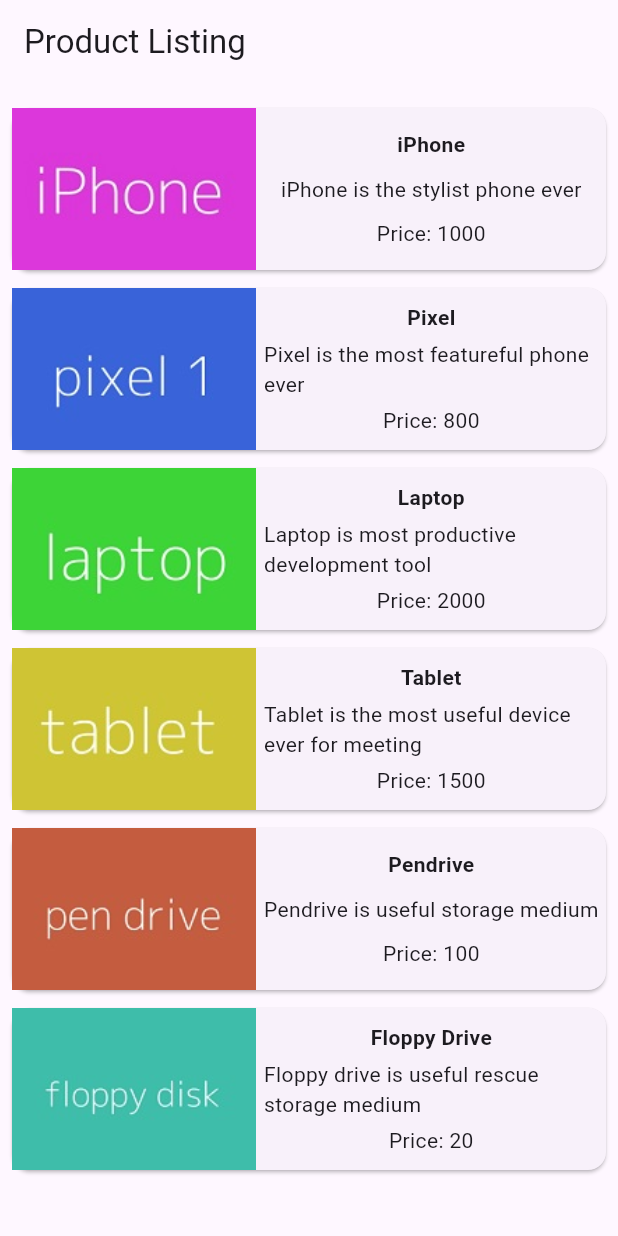
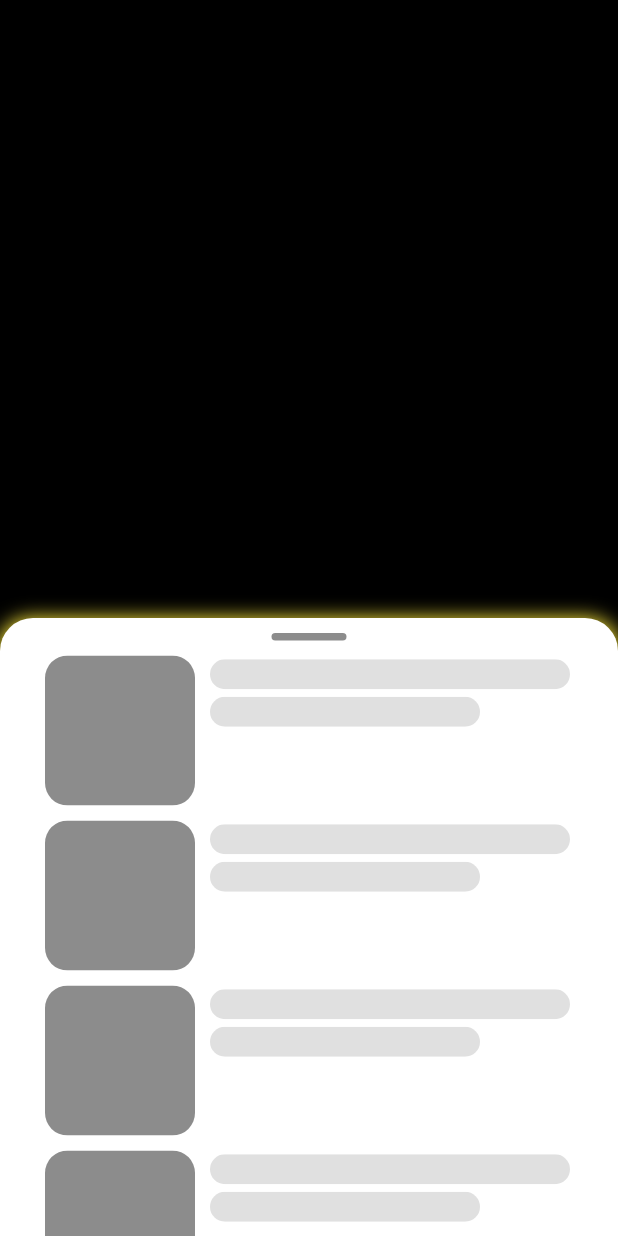
Before and after one commit to MinhPhu1999/flutter_tut, a Flutter app: the screen it shows after launch, on a phone screen of 412 x 824 dp. Run offline on Flutter 3.47's test engine with Material 3 defaults, Android fonts, the phone set to English and light mode, and no system bars.

Commit message:
feat: custom bottom sheet

```diff
--- /dev/null
+++ b/lib/bottom_sheet.dart
@@ -0,0 +1,157 @@
+import 'package:flutter/material.dart';
+
+class DraggableSheet extends StatefulWidget {
+  final Widget child;
+  const DraggableSheet({super.key, required this.child});
+
+  @override
+  State<DraggableSheet> createState() => _DraggableSheetState();
+}
+
+class _DraggableSheetState extends State<DraggableSheet> {
+  final sheet = GlobalKey();
+  final controller = DraggableScrollableController();
+
+  @override
+  void initState() {
+    super.initState();
+    controller.addListener(onChanged);
+  }
+
+  void onChanged() {
+    final currentSize = controller.size;
+    if (currentSize <= 0.05) collapse();
+  }
+
+  void collapse() => animateSheet(getSheet.snapSizes!.first);
+  // void anchor() => animateSheet(getSheet.snapSizes!.last);
+  // void expand() => animateSheet(getSheet.maxChildSize);
+  // void hide() => animateSheet(getSheet.minChildSize);
+
+  void animateSheet(double size) => controller.animateTo(size,
+      duration: const Duration(milliseconds: 50), curve: Curves.easeInOut);
+
+  DraggableScrollableSheet get getSheet =>
+      (sheet.currentWidget as DraggableScrollableSheet);
+
+  @override
+  void dispose() {
+    super.dispose();
+    controller.dispose();
+  }
+
+  @override
+  Widget build(BuildContext context) {
+    return LayoutBuilder(builder: (context, constraints) {
+      return DraggableScrollableSheet(
+          key: sheet,
+          initialChildSize: 0.5,
+          maxChildSize: 0.95,
+          minChildSize: 0,
+          expand: true,
+          snap: true,
+          snapSizes: [60 / constraints.maxHeight, 0.5],
+          controller: controller,
+          builder: (BuildContext context, ScrollController scrollController) {
+            return DecoratedBox(
+              decoration: const BoxDecoration(
+                color: Colors.white,
+                boxShadow: [
+                  BoxShadow(
+                    color: Colors.yellow,
+                    blurRadius: 10,
+                    spreadRadius: 1,
+                    offset: Offset(0, 1),
+                  ),
+                ],
+                borderRadius: BorderRadius.only(
+                  topLeft: Radius.circular(22),
+                  topRight: Radius.circular(22),
+                ),
+              ),
+              child: CustomScrollView(
+                controller: scrollController,
+                slivers: [
+                  topButtonIndicator(),
+                  SliverToBoxAdapter(
+                    child: widget.child,
+                  )
+                ],
+              ),
+            );
+          });
+    });
+  }
+}
+
+SliverToBoxAdapter topButtonIndicator() {
+  return SliverToBoxAdapter(
+      child: Container(
+    child: Column(
+        mainAxisAlignment: MainAxisAlignment.center,
+        crossAxisAlignment: CrossAxisAlignment.stretch,
+        children: <Widget>[
+          Container(
+              child: Center(
+                  child: Wrap(children: <Widget>[
+            Container(
+              width: 50,
+              margin: const EdgeInsets.only(top: 10, bottom: 10),
+              height: 5,
+              decoration: const BoxDecoration(
+                  color: Colors.black45,
+                  shape: BoxShape.rectangle,
+                  borderRadius: BorderRadius.all(Radius.circular(8.0))),
+            )
+          ])))
+        ]),
+  ));
+}
+
+class BottomSheetDummyUI extends StatelessWidget {
+  const BottomSheetDummyUI({super.key});
+
+  @override
+  Widget build(BuildContext context) {
+    return Container(
+        child: Container(
+            padding: const EdgeInsets.only(left: 30, right: 30),
+            child: Column(
+              children: [
+                Row(children: [
+                  ClipRRect(
+                    borderRadius: BorderRadius.circular(15.0),
+                    child: Container(
+                      color: Colors.black45,
+                      height: 100,
+                      width: 100,
+                    ),
+                  ),
+                  const SizedBox(width: 10),
+                  Column(
+                    crossAxisAlignment: CrossAxisAlignment.start,
+                    children: [
+                      ClipRRect(
+                        borderRadius: BorderRadius.circular(15.0),
+                        child: Container(
+                          color: Colors.black12,
+                          height: 20,
+                          width: 240,
+                        ),
+                      ),
+                      const SizedBox(height: 5),
+                      ClipRRect(
+                          borderRadius: BorderRadius.circular(15.0),
+                          child: Container(
+                              color: Colors.black12, height: 20, width: 180)),
+                      const SizedBox(
+                        height: 50,
+                      )
+                    ],
+                  )
+                ]),
+                const SizedBox(height: 10)
+              ],
+            )));
+  }
+}
--- a/lib/main.dart
+++ b/lib/main.dart
@@ -1,6 +1,7 @@
 import 'package:flutter/material.dart';
 
 import "src/widgets/common/product_box.dart";
+import "./bottom_sheet.dart";
 
 void main() {
   runApp(const MyApp());
@@ -12,28 +13,24 @@ class MyApp extends StatelessWidget {
   // This widget is the root of your application.
   @override
   Widget build(BuildContext context) {
-    return MaterialApp(
-      title: 'Flutter Demo',
-      theme: ThemeData(
-        // This is the theme of your application.
-        //
-        // TRY THIS: Try running your application with "flutter run". You'll see
-        // the application has a purple toolbar. Then, without quitting the app,
-        // try changing the seedColor in the colorScheme below to Colors.green
-        // and then invoke "hot reload" (save your changes or press the "hot
-        // reload" button in a Flutter-supported IDE, or press "r" if you used
-        // the command line to start the app).
-        //
-        // Notice that the counter didn't reset back to zero; the application
-        // state is not lost during the reload. To reset the state, use hot
-        // restart instead.
-        //
-        // This works for code too, not just values: Most code changes can be
-        // tested with just a hot reload.
-        colorScheme: ColorScheme.fromSeed(seedColor: Colors.deepPurple),
-        useMaterial3: true,
-      ),
-      home: const MyHomePage(title: 'Flutter Demo Home Page'),
+    return const MaterialApp(
+      debugShowCheckedModeBanner: false,
+
+      home: Scaffold(
+          backgroundColor: Colors.black,
+          body: DraggableSheet(
+              child: Column(
+            children: [
+              BottomSheetDummyUI(),
+              BottomSheetDummyUI(),
+              BottomSheetDummyUI(),
+              BottomSheetDummyUI(),
+              BottomSheetDummyUI(),
+              BottomSheetDummyUI(),
+              BottomSheetDummyUI(),
+            ],
+          ))),
+      // home: const MyHomePage(title: 'Flutter Demo Home Page'),
     );
   }
 }
```
